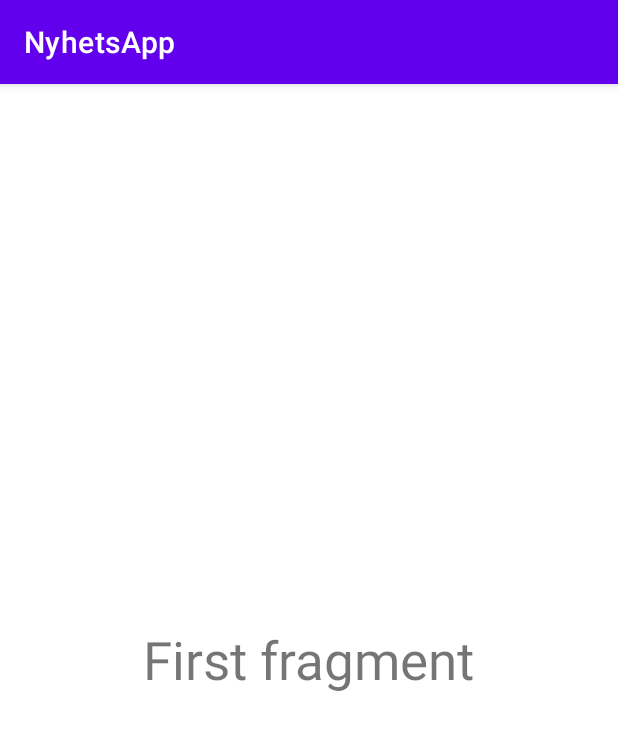
After one commit to Aleksander00/NyhetsApp, an Android app: the fragment FirstFragment shown on its own in the app's theme, on a phone screen of 412 x 824 dp. The commit adds this screen. Shown: the top 730 px of the screen. Run offline under Robolectric (Android 15) with nearby library versions, the phone set to English and light mode, and no system bars.

```diff
--- a/app/build.gradle
+++ b/app/build.gradle
@@ -46,5 +46,6 @@ dependencies {
     implementation 'androidx.databinding:databinding-runtime:7.0.2'
     implementation 'androidx.fragment:fragment-ktx:1.3.6'
     implementation "com.google.android.material:material:1.5.0-alpha03"
+    implementation "androidx.viewpager2:viewpager2:1.1.0-beta01"
     kapt "com.android.databinding:compiler:3.2.0-alpha10"
 }
--- /dev/null
+++ b/app/src/main/java/com/example/nyhetsapp/FirstFragment.kt
@@ -0,0 +1,26 @@
+package com.example.nyhetsapp
+
+import android.os.Bundle
+import androidx.fragment.app.Fragment
+import android.view.LayoutInflater
+import android.view.View
+import android.view.ViewGroup
+
+
+class FirstFragment : Fragment() {
+
+    override fun onCreate(savedInstanceState: Bundle?) {
+        super.onCreate(savedInstanceState)
+
+    }
+
+    override fun onCreateView(
+        inflater: LayoutInflater, container: ViewGroup?,
+        savedInstanceState: Bundle?
+    ): View? {
+        // Inflate the layout for this fragment
+        return inflater.inflate(R.layout.fragment_first, container, false)
+    }
+
+
+}
--- a/app/src/main/java/com/example/nyhetsapp/LoginActivity.kt
+++ b/app/src/main/java/com/example/nyhetsapp/LoginActivity.kt
@@ -2,6 +2,7 @@ package com.example.nyhetsapp
 
 import androidx.appcompat.app.AppCompatActivity
 import android.os.Bundle
+
 
 class LoginActivity : AppCompatActivity() {
 
--- /dev/null
+++ b/app/src/main/res/layout/fragment_first.xml
@@ -0,0 +1,16 @@
+<?xml version="1.0" encoding="utf-8"?>
+<RelativeLayout xmlns:android="http://schemas.android.com/apk/res/android"
+    xmlns:tools="http://schemas.android.com/tools"
+    android:layout_width="match_parent"
+    android:layout_height="match_parent"
+    tools:context=".FirstFragment">
+
+    <!-- TODO: Update blank fragment layout -->
+    <TextView
+        android:layout_width="wrap_content"
+        android:layout_height="wrap_content"
+        android:layout_centerInParent="true"
+        android:text="First fragment"
+        android:textSize="35sp" />
+
+</RelativeLayout>
--- a/app/src/main/res/layout/fragment_main.xml
+++ b/app/src/main/res/layout/fragment_main.xml
@@ -2,9 +2,10 @@
 
 
 <layout xmlns:android="http://schemas.android.com/apk/res/android"
+    xmlns:app="http://schemas.android.com/apk/res-auto"
     xmlns:tools="http://schemas.android.com/tools"
-    xmlns:app="http://schemas.android.com/apk/res-auto"
     tools:context=".MainFragment">
+
 
     <androidx.drawerlayout.widget.DrawerLayout
         android:id="@+id/drawerLayout"
@@ -64,6 +65,8 @@
                 android:id="@+id/listview"
                 android:layout_width="match_parent"
                 android:layout_height="match_parent" />
+
+
         </RelativeLayout>
     </androidx.drawerlayout.widget.DrawerLayout>
 </layout>
```
Also changed, not shown: app/src/main/java/com/example/nyhetsapp/LoginFragment.kt (+6 -3 lines), app/src/main/java/com/example/nyhetsapp/MainFragment.kt (+25 -3 lines), app/src/main/java/com/example/nyhetsapp/SecondFragment.kt (added, +26 -0 lines), app/src/main/java/com/example/nyhetsapp/ThirdFragment.kt (added, +25 -0 lines), app/src/main/java/com/example/nyhetsapp/adapters/ViewPagerAdapter.kt (added, +33 -0 lines), app/src/main/res/layout/activity_login.xml (+3 -5 lines), app/src/main/res/layout/fragment_second.xml (added, +16 -0 lines), app/src/main/res/layout/fragment_third.xml (added, +16 -0 lines), app/src/main/res/layout/tab_layout.xml (added, +17 -0 lines). Lines whose indentation alone changed are shown as unchanged.
